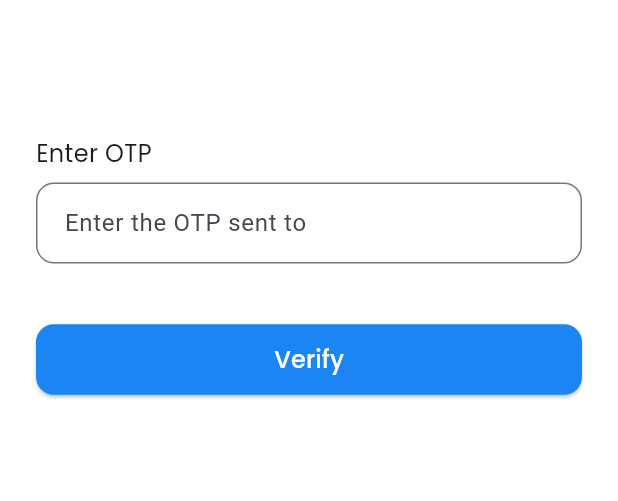
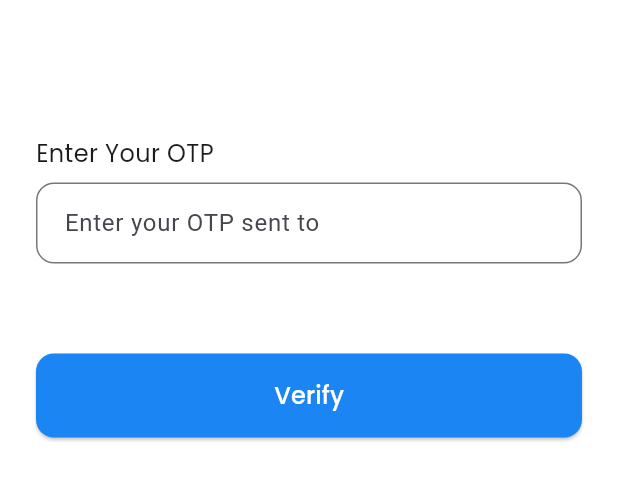
Before and after one commit to Fluffy-Paw/FluffyPaw_Mobile, a Flutter app: the screen it shows after launch, after a tap on "Continue", on a phone screen of 412 x 824 dp, the part 74-575 px from its top. Run offline on Flutter 3.47's test engine with Material 3 defaults, Android fonts, the phone set to English and light mode, and no system bars; our stand-ins replace dartz, equatable, flutter_riverpod, flutter_svg, google_fonts.

Commit message:
build reuse component and delete unused class

```diff
--- /dev/null
+++ b/lib/presentation/pages/signup/component/custom_button.dart
@@ -0,0 +1,35 @@
+import 'package:flutter/material.dart';
+import 'package:google_fonts/google_fonts.dart';
+
+class CustomButton extends StatelessWidget {
+  final String text;
+  final VoidCallback onPressed;
+
+  CustomButton({required this.text, required this.onPressed});
+
+  @override
+  Widget build(BuildContext context) {
+    return Container(
+      width: double.infinity,
+      height: 56,
+      child: ElevatedButton(
+        onPressed: onPressed,
+        child: Text(
+          text,
+          style: GoogleFonts.poppins(
+            fontWeight: FontWeight.w500,
+            fontSize: 16,
+            color: Color(0xFFFFFFFF),
+          ),
+        ),
+        style: ElevatedButton.styleFrom(
+          backgroundColor: Color(0xFF1B85F3),
+          shape: RoundedRectangleBorder(
+            borderRadius: BorderRadius.circular(12),
+          ),
+          padding: EdgeInsets.symmetric(vertical: 12),
+        ),
+      ),
+    );
+  }
+}
--- /dev/null
+++ b/lib/presentation/pages/signup/component/custom_header.dart
@@ -0,0 +1,41 @@
+import 'package:flutter/material.dart';
+import 'package:flutter_svg/flutter_svg.dart';
+import 'package:google_fonts/google_fonts.dart';
+
+class CustomHeader extends StatelessWidget {
+  final String title;
+  final VoidCallback onBackPress;
+
+  CustomHeader({required this.title, required this.onBackPress});
+
+  @override
+  Widget build(BuildContext context) {
+    return Container(
+      margin: EdgeInsets.fromLTRB(5.8, 0, 5.8, 75),
+      child: Align(
+        alignment: Alignment.topLeft,
+        child: SizedBox(
+          width: 230,
+          child: Row(
+            mainAxisAlignment: MainAxisAlignment.spaceBetween,
+            crossAxisAlignment: CrossAxisAlignment.start,
+            children: [
+              IconButton(
+                icon: SvgPicture.asset('assets/svg/auth_back_icon.svg'),
+                onPressed: onBackPress,
+              ),
+              Text(
+                title,
+                style: GoogleFonts.poppins(
+                  fontWeight: FontWeight.w500,
+                  fontSize: 24,
+                  color: Color(0xFF000000),
+                ),
+              ),
+            ],
+          ),
+        ),
+      ),
+    );
+  }
+}
--- /dev/null
+++ b/lib/presentation/pages/signup/component/custom_input_field.dart
@@ -0,0 +1,51 @@
+import 'package:flutter/material.dart';
+import 'package:google_fonts/google_fonts.dart';
+
+class CustomInputField extends StatelessWidget {
+  final String label;
+  final String hintText;
+  final TextEditingController controller;
+  final bool isPassword;
+  final TextInputType keyboardType;
+
+  CustomInputField({
+    required this.label,
+    required this.hintText,
+    required this.controller,
+    this.isPassword = false,
+    this.keyboardType = TextInputType.text,
+  });
+
+  @override
+  Widget build(BuildContext context) {
+    return Container(
+      margin: EdgeInsets.only(bottom: 20),
+      child: Column(
+        crossAxisAlignment: CrossAxisAlignment.start,
+        children: [
+          Text(
+            label,
+            style: GoogleFonts.poppins(
+              fontWeight: FontWeight.w400,
+              fontSize: 16,
+              color: Color(0xFF1B1B1B),
+            ),
+          ),
+          SizedBox(height: 8),
+          TextField(
+            controller: controller,
+            obscureText: isPassword,
+            keyboardType: keyboardType,
+            decoration: InputDecoration(
+              border: OutlineInputBorder(
+                borderRadius: BorderRadius.circular(12),
+              ),
+              hintText: hintText,
+              contentPadding: EdgeInsets.all(15),
+            ),
+          ),
+        ],
+      ),
+    );
+  }
+}
--- /dev/null
+++ b/lib/presentation/pages/signup/component/or_divider.dart
@@ -0,0 +1,25 @@
+import 'package:flutter/material.dart';
+import 'package:google_fonts/google_fonts.dart';
+
+class OrDivider extends StatelessWidget {
+  @override
+  Widget build(BuildContext context) {
+    return Row(
+      children: [
+        Expanded(child: Divider(color: Color(0xFFD9D9D9), thickness: 1)),
+        Padding(
+          padding: EdgeInsets.symmetric(horizontal: 8),
+          child: Text(
+            'Or',
+            style: GoogleFonts.poppins(
+              fontWeight: FontWeight.w400,
+              fontSize: 16,
+              color: Color(0xFF838383),
+            ),
+          ),
+        ),
+        Expanded(child: Divider(color: Color(0xFFD9D9D9), thickness: 1)),
+      ],
+    );
+  }
+}
--- a/lib/presentation/pages/signup/phone_signup_screen.dart
+++ b/lib/presentation/pages/signup/phone_signup_screen.dart
@@ -1,6 +1,9 @@
+import 'package:fluffypawmobile/presentation/pages/signup/component/or_divider.dart';
 import 'package:flutter/material.dart';
-import 'package:flutter_svg/flutter_svg.dart';
 import 'package:google_fonts/google_fonts.dart';
+import 'component/custom_button.dart';
+import 'component/custom_header.dart';
+import 'component/custom_input_field.dart';
 import 'verify_otp_screen.dart';
 
 class PhoneSignupScreen extends StatelessWidget {
@@ -18,12 +21,33 @@ class PhoneSignupScreen extends StatelessWidget {
               mainAxisAlignment: MainAxisAlignment.start,
               crossAxisAlignment: CrossAxisAlignment.start,
               children: [
-                _buildHeader(context),
-                _buildPhoneInput(),
+                CustomHeader(
+                  title: 'Sign Up',
+                  onBackPress: () => Navigator.pop(context),
+                ),
+
+                CustomInputField(
+                  label: 'Phone Number',
+                  hintText: "Enter Your Phone Number",
+                  controller: _phoneController,
+                  keyboardType: TextInputType.phone,
+                ),
+
                 SizedBox(height: 40),
-                _buildSignUpButton(context),
+                CustomButton(
+                  text: 'Continue',
+                  onPressed: () {
+                    Navigator.push(
+                      context,
+                      MaterialPageRoute(
+                        builder: (context) => VerifyOtpScreen(phone: _phoneController.text),
+                      ),
+                    );
+                  },
+                ),
+
                 SizedBox(height: 28),
-                _buildOrDivider(),
+                OrDivider(),
                 SizedBox(height: 20),
                 _buildLoginLink(),
               ],
@@ -31,120 +55,6 @@ class PhoneSignupScreen extends StatelessWidget {
           ),
         ),
       ),
-    );
-  }
-
-  Widget _buildHeader(BuildContext context) {
-    return Container(
-      margin: EdgeInsets.fromLTRB(5.8, 0, 5.8, 75),
-      child: Align(
-        alignment: Alignment.topLeft,
-        child: SizedBox(
-          width: 230,
-          child: Row(
-            mainAxisAlignment: MainAxisAlignment.spaceBetween,
-            crossAxisAlignment: CrossAxisAlignment.start,
-            children: [
-              IconButton(
-                icon: SvgPicture.asset('assets/svg/auth_back_icon.svg'),
-                onPressed: () => Navigator.pop(context),
-              ),
-              Text(
-                'Sign Up',
-                style: GoogleFonts.poppins(
-                  fontWeight: FontWeight.w500,
-                  fontSize: 24,
-                  color: Color(0xFF000000),
-                ),
-              ),
-            ],
-          ),
-        ),
-      ),
-    );
-  }
-
-  Widget _buildPhoneInput() {
-    return Column(
-      crossAxisAlignment: CrossAxisAlignment.start,
-      children: [
-        Text(
-          'Phone Number',
-          style: GoogleFonts.poppins(
-            fontWeight: FontWeight.w400,
-            fontSize: 16,
-            color: Color(0xFF1B1B1B),
-          ),
-        ),
-        SizedBox(height: 8),
-        TextField(
-          controller: _phoneController,
-          keyboardType: TextInputType.phone,
-          decoration: InputDecoration(
-            border: OutlineInputBorder(
-              borderRadius: BorderRadius.circular(12),
-            ),
-            hintText: 'Enter your phone number',
-            contentPadding: EdgeInsets.all(15),
-          ),
-        ),
-      ],
-    );
-  }
-
-  Widget _buildSignUpButton(BuildContext context) {
-    return Container(
-      width: double.infinity,
-      child: ElevatedButton(
-        onPressed: () {
-          // TODO: Add phone number validation
-          Navigator.push(
-            context,
-            MaterialPageRoute(
-              builder: (context) => VerifyOtpScreen(phone: _phoneController.text),
-            ),
-          );
-        },
-        child: Text(
-          'Continue',
-          style: GoogleFonts.poppins(
-            fontWeight: FontWeight.w500,
-            fontSize: 16,
-            color: Color(0xFFFFFFFF),
-          ),
-        ),
-        style: ButtonStyle(
-          backgroundColor: MaterialStateProperty.all<Color>(Color(0xFF1B85F3)),
-          shape: MaterialStateProperty.all<RoundedRectangleBorder>(
-            RoundedRectangleBorder(
-              borderRadius: BorderRadius.circular(12),
-            ),
-          ),
-          padding: MaterialStateProperty.all<EdgeInsetsGeometry>(
-            EdgeInsets.symmetric(vertical: 12),
-          ),
-        ),
-      ),
-    );
-  }
-
-  Widget _buildOrDivider() {
-    return Row(
-      children: [
-        Expanded(child: Divider(color: Color(0xFFD9D9D9), thickness: 1)),
-        Padding(
-          padding: EdgeInsets.symmetric(horizontal: 8),
-          child: Text(
-            'Or',
-            style: GoogleFonts.poppins(
-              fontWeight: FontWeight.w400,
-              fontSize: 16,
-              color: Color(0xFF838383),
-            ),
-          ),
-        ),
-        Expanded(child: Divider(color: Color(0xFFD9D9D9), thickness: 1)),
-      ],
     );
   }
 
--- a/lib/presentation/pages/signup/verify_otp_screen.dart
+++ b/lib/presentation/pages/signup/verify_otp_screen.dart
@@ -1,7 +1,8 @@
+import 'package:fluffypawmobile/presentation/pages/signup/user_details_screen.dart';
 import 'package:flutter/material.dart';
-import 'package:flutter_svg/flutter_svg.dart';
-import 'package:google_fonts/google_fonts.dart';
-import 'user_details_screen.dart';
+import 'component/custom_button.dart';
+import 'component/custom_header.dart';
+import 'component/custom_input_field.dart';
 
 class VerifyOtpScreen extends StatelessWidget {
   final String phone;
@@ -21,10 +22,29 @@ class VerifyOtpScreen extends StatelessWidget {
               mainAxisAlignment: MainAxisAlignment.start,
               crossAxisAlignment: CrossAxisAlignment.start,
               children: [
-                _buildHeader(context),
-                _buildOtpInput(),
+                CustomHeader(
+                  title: 'Verify OTP',
+                  onBackPress: () => Navigator.pop(context),
+                ),
+
+                CustomInputField(
+                  label: "Enter Your OTP",
+                  hintText: "Enter your OTP sent to" + " "+ phone,
+                  controller: _otpController,
+                ),
                 SizedBox(height: 40),
-                _buildVerifyButton(context),
+                CustomButton(
+                  text: 'Verify',
+                  onPressed: () {
+                    Navigator.push(
+                      context,
+                      MaterialPageRoute(
+                        builder: (context) => UserDetailsScreen(phone: phone),
+                      ),
+                    );
+                  }
+                ),
+
               ],
             ),
           ),
@@ -32,98 +52,4 @@ class VerifyOtpScreen extends StatelessWidget {
       ),
     );
   }
-
-  Widget _buildHeader(BuildContext context) {
-    return Container(
-      margin: EdgeInsets.fromLTRB(5.8, 0, 5.8, 75),
-      child: Align(
-        alignment: Alignment.topLeft,
-        child: SizedBox(
-          width: 230,
-          child: Row(
-            mainAxisAlignment: MainAxisAlignment.spaceBetween,
-            crossAxisAlignment: CrossAxisAlignment.start,
-            children: [
-              IconButton(
-                icon: SvgPicture.asset('assets/svg/auth_back_icon.svg'),
-                onPressed: () => Navigator.pop(context),
-              ),
-              Text(
-                'Verify OTP',
-                style: GoogleFonts.poppins(
-                  fontWeight: FontWeight.w500,
-                  fontSize: 24,
-                  color: Color(0xFF000000),
-                ),
-              ),
-            ],
-          ),
-        ),
-      ),
-    );
-  }
-
-  Widget _buildOtpInput() {
-    return Column(
-      crossAxisAlignment: CrossAxisAlignment.start,
-      children: [
-        Text(
-          'Enter OTP',
-          style: GoogleFonts.poppins(
-            fontWeight: FontWeight.w400,
-            fontSize: 16,
-            color: Color(0xFF1B1B1B),
-          ),
-        ),
-        SizedBox(height: 8),
-        TextField(
-          controller: _otpController,
-          keyboardType: TextInputType.number,
-          decoration: InputDecoration(
-            border: OutlineInputBorder(
-              borderRadius: BorderRadius.circular(12),
-            ),
-            hintText: 'Enter the OTP sent to $phone',
-            contentPadding: EdgeInsets.all(15),
-          ),
-        ),
-      ],
-    );
-  }
-
-  Widget _buildVerifyButton(BuildContext context) {
-    return Container(
-      width: double.infinity,
-      child: ElevatedButton(
-        onPressed: () {
-          // TODO: Add OTP verification logic
-          Navigator.push(
-            context,
-            MaterialPageRoute(
-              builder: (context) => UserDetailsScreen(phone: phone),
-            ),
-          );
-        },
-        child: Text(
-          'Verify',
-          style: GoogleFonts.poppins(
-            fontWeight: FontWeight.w500,
-            fontSize: 16,
-            color: Color(0xFFFFFFFF),
-          ),
-        ),
-        style: ButtonStyle(
-          backgroundColor: MaterialStateProperty.all<Color>(Color(0xFF1B85F3)),
-          shape: MaterialStateProperty.all<RoundedRectangleBorder>(
-            RoundedRectangleBorder(
-              borderRadius: BorderRadius.circular(12),
-            ),
-          ),
-          padding: MaterialStateProperty.all<EdgeInsetsGeometry>(
-            EdgeInsets.symmetric(vertical: 12),
-          ),
-        ),
-      ),
-    );
-  }
 }
--- a/lib/presentation/viewmodels/signup_viewmodel.dart
+++ b/lib/presentation/viewmodels/signup_viewmodel.dart
@@ -1,3 +1,5 @@
+import 'package:dartz/dartz.dart';
+import 'package:fluffypawmobile/core/error/failures.dart';
 import 'package:fluffypawmobile/domain/entities/Account.dart';
 import 'package:fluffypawmobile/domain/usecases/register_account.dart';
 import 'package:flutter_riverpod/flutter_riverpod.dart';
@@ -7,7 +9,7 @@ class SignupViewmodel extends StateNotifier<AsyncValue<void>> {
 
   SignupViewmodel(this._registerAccount) : super(AsyncValue.data(null));
 
-  Future<void> register(
+  Future<Either<Failures, void>> register(
     String phone,
     String userName,
     String passWord,
@@ -34,5 +36,6 @@ class SignupViewmodel extends StateNotifier<AsyncValue<void>> {
         (failure) => AsyncValue.error(failure, StackTrace.current),
         (_) => AsyncValue.data(null),
     );
+    return result;
   }
 }
--- a/pubspec.yaml
+++ b/pubspec.yaml
@@ -42,6 +42,7 @@ dependencies:
   google_fonts: ^6.2.1
   flutter_svg: ^2.0.10+1
   intl: ^0.19.0
+  loading_animation_widget: ^1.2.1
 
 dev_dependencies:
   flutter_test:
```
Also changed, not shown: lib/presentation/pages/signup/user_details_screen.dart (+37 -71 lines), pubspec.lock.
